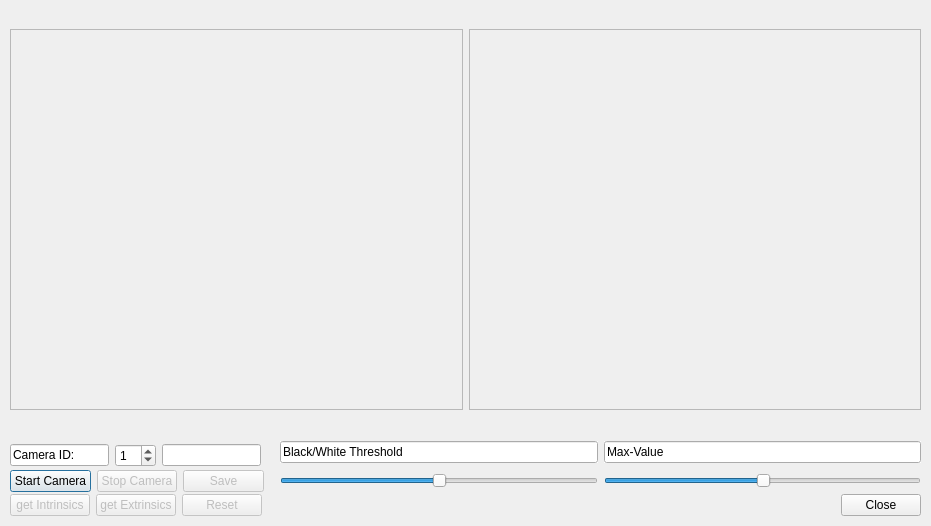
Before: the Qt Designer form 99_TEMP/Julian/Testprogramme/CamCalibV01/cameracontrast.ui in BBRUSS/VPJW17G5, drawn with Qt 5.
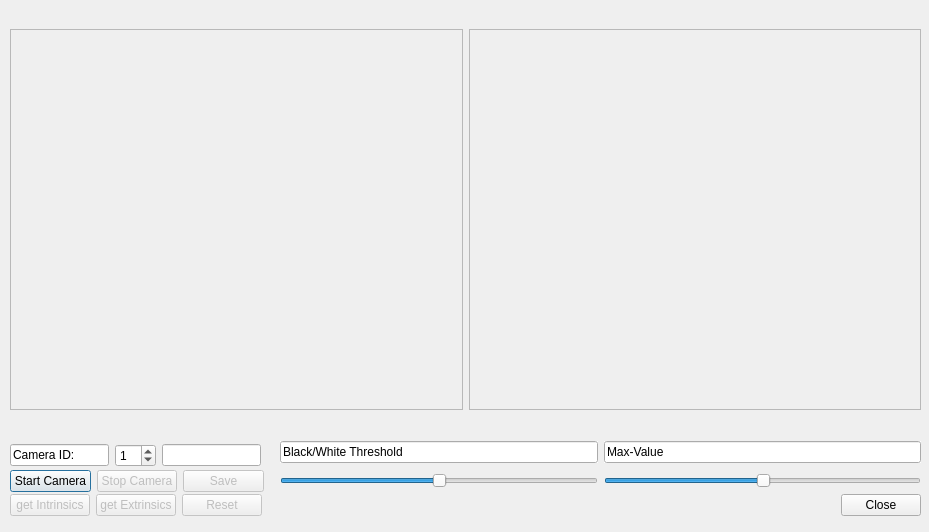
After: the same form once the commit is applied.

Diff of the .ui file:
```diff
--- a/99_TEMP/Julian/Testprogramme/CamCalibV01/cameracontrast.ui
+++ b/99_TEMP/Julian/Testprogramme/CamCalibV01/cameracontrast.ui
@@ -6,8 +6,8 @@
    <rect>
     <x>0</x>
     <y>0</y>
-    <width>931</width>
-    <height>526</height>
+    <width>929</width>
+    <height>532</height>
    </rect>
   </property>
   <property name="windowTitle">
```
Left out of the diff: 39 changed lines with no effect on the pictures.
